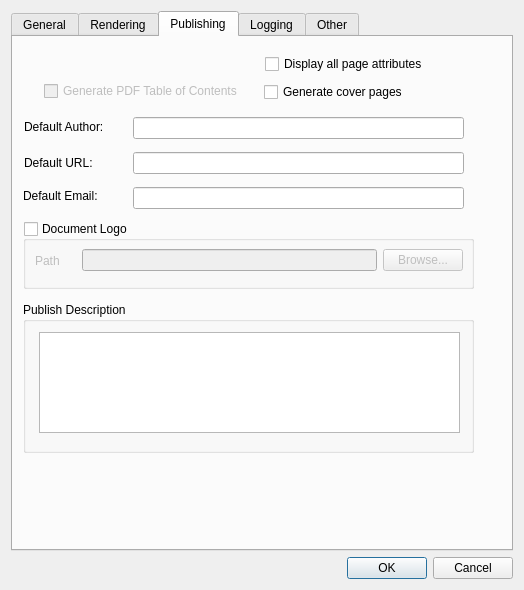
Old version of the form mainApp/preferences.ui in the repository trevorsandy/lpub3d-ci.
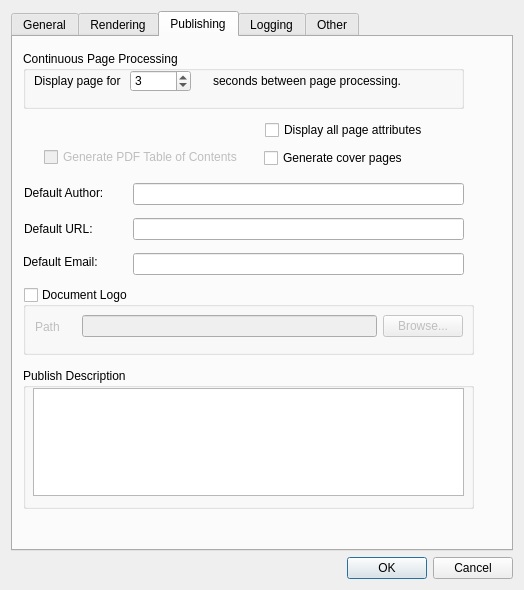
New version of the form. The open tabs and pages were chosen to show the change. Icons and pictures are not drawn.

Commit message: Enhancement - Continuous page processing - display pause

What changed in the file:
```diff
--- a/mainApp/preferences.ui
+++ b/mainApp/preferences.ui
@@ -841,24 +841,11 @@
       <attribute name="title">
        <string>Publishing</string>
       </attribute>
-      <widget class="QTextEdit" name="publishDescriptionEdit">
-       <property name="geometry">
-        <rect>
-         <x>26</x>
-         <y>295</y>
-         <width>421</width>
-         <height>101</height>
-        </rect>
-       </property>
-       <property name="acceptRichText">
-        <bool>false</bool>
-       </property>
-      </widget>
       <widget class="QGroupBox" name="publishLogoBox">
        <property name="geometry">
         <rect>
          <x>10</x>
-         <y>184</y>
+         <y>250</y>
          <width>451</width>
          <height>68</height>
         </rect>
@@ -928,14 +915,27 @@
        <property name="geometry">
         <rect>
          <x>10</x>
-         <y>265</y>
+         <y>331</y>
          <width>451</width>
-         <height>151</height>
+         <height>141</height>
         </rect>
        </property>
        <property name="title">
         <string>Publish Description</string>
        </property>
+       <widget class="QTextEdit" name="publishDescriptionEdit">
+        <property name="geometry">
+         <rect>
+          <x>10</x>
+          <y>20</y>
+          <width>431</width>
+          <height>108</height>
+         </rect>
+        </property>
+        <property name="acceptRichText">
+         <bool>false</bool>
+        </property>
+       </widget>
       </widget>
       <widget class="QCheckBox" name="publishTOC_Chk">
        <property name="enabled">
@@ -944,7 +944,7 @@
        <property name="geometry">
         <rect>
          <x>31</x>
-         <y>44</y>
+         <y>110</y>
          <width>211</width>
          <height>20</height>
         </rect>
@@ -960,7 +960,7 @@
        <property name="geometry">
         <rect>
          <x>11</x>
-         <y>115</y>
+         <y>181</y>
          <width>110</width>
          <height>22</height>
         </rect>
@@ -973,7 +973,7 @@
        <property name="geometry">
         <rect>
          <x>120</x>
-         <y>115</y>
+         <y>181</y>
          <width>331</width>
          <height>22</height>
         </rect>
@@ -983,7 +983,7 @@
        <property name="geometry">
         <rect>
          <x>10</x>
-         <y>148</y>
+         <y>214</y>
          <width>110</width>
          <height>22</height>
         </rect>
@@ -996,7 +996,7 @@
        <property name="geometry">
         <rect>
          <x>120</x>
-         <y>150</y>
+         <y>216</y>
          <width>331</width>
          <height>22</height>
         </rect>
@@ -1006,7 +1006,7 @@
        <property name="geometry">
         <rect>
          <x>251</x>
-         <y>45</y>
+         <y>111</y>
          <width>211</width>
          <height>20</height>
         </rect>
@@ -1022,7 +1022,7 @@
        <property name="geometry">
         <rect>
          <x>252</x>
-         <y>17</y>
+         <y>83</y>
          <width>211</width>
          <height>20</height>
         </rect>
@@ -1038,7 +1038,7 @@
        <property name="geometry">
         <rect>
          <x>11</x>
-         <y>80</y>
+         <y>146</y>
          <width>111</width>
          <height>20</height>
         </rect>
@@ -1057,12 +1057,98 @@
        <property name="geometry">
         <rect>
          <x>120</x>
-         <y>80</y>
+         <y>146</y>
          <width>331</width>
          <height>22</height>
         </rect>
        </property>
       </widget>
+      <widget class="QGroupBox" name="pageProcessingContinuousBox">
+       <property name="geometry">
+        <rect>
+         <x>10</x>
+         <y>14</y>
+         <width>441</width>
+         <height>58</height>
+        </rect>
+       </property>
+       <property name="title">
+        <string>Continuous Page Processing</string>
+       </property>
+       <widget class="QLabel" name="label_12">
+        <property name="geometry">
+         <rect>
+          <x>190</x>
+          <y>20</y>
+          <width>190</width>
+          <height>20</height>
+         </rect>
+        </property>
+        <property name="sizePolicy">
+         <sizepolicy hsizetype="Fixed" vsizetype="Preferred">
+          <horstretch>0</horstretch>
+          <verstretch>0</verstretch>
+         </sizepolicy>
+        </property>
+        <property name="contextMenuPolicy">
+         <enum>Qt::PreventContextMenu</enum>
+        </property>
+        <property name="toolTip">
+         <string>Set the renderer 'wait for finish' process time in minutes. -1 will not timeout.</string>
+        </property>
+        <property name="text">
+         <string>seconds between page processing.</string>
+        </property>
+       </widget>
+       <widget class="QSpinBox" name="pageDisplayPauseSpin">
+        <property name="geometry">
+         <rect>
+          <x>107</x>
+          <y>19</y>
+          <width>61</width>
+          <height>22</height>
+         </rect>
+        </property>
+        <property name="toolTip">
+         <string>Set the page 'display pause' in minutes. Minimum pause is 0, maximum pause is 60.</string>
+        </property>
+        <property name="minimum">
+         <number>0</number>
+        </property>
+        <property name="maximum">
+         <number>60</number>
+        </property>
+        <property name="value">
+         <number>3</number>
+        </property>
+       </widget>
+       <widget class="QLabel" name="label_10">
+        <property name="geometry">
+         <rect>
+          <x>11</x>
+          <y>20</y>
+          <width>100</width>
+          <height>20</height>
+         </rect>
+        </property>
+        <property name="sizePolicy">
+         <sizepolicy hsizetype="Fixed" vsizetype="Preferred">
+          <horstretch>0</horstretch>
+          <verstretch>0</verstretch>
+         </sizepolicy>
+        </property>
+        <property name="contextMenuPolicy">
+         <enum>Qt::PreventContextMenu</enum>
+        </property>
+        <property name="toolTip">
+         <string>Set the renderer 'wait for finish' process time in minutes. -1 will not timeout.</string>
+        </property>
+        <property name="text">
+         <string>Display page for</string>
+        </property>
+       </widget>
+      </widget>
+      <zorder>pageProcessingContinuousBox</zorder>
       <zorder>publishDescriptionBox</zorder>
       <zorder>publishDescriptionEdit</zorder>
       <zorder>publishLogoBox</zorder>
```
Left out of the diff: 11 changed lines with no effect on the pictures. The commit also changes 6 other files.
